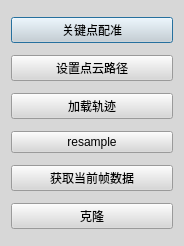
The window that qCC/slam/CSlamLadirDialog.ui (alex-kity/optimization-Registration) describes before a commit, drawn with Qt 5.
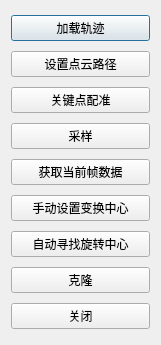
The same window after the commit.

Patch:
```diff
--- a/qCC/slam/CSlamLadirDialog.ui
+++ b/qCC/slam/CSlamLadirDialog.ui
@@ -6,37 +6,23 @@
    <rect>
     <x>0</x>
     <y>0</y>
-    <width>184</width>
-    <height>246</height>
+    <width>161</width>
+    <height>345</height>
    </rect>
   </property>
   <property name="maximumSize">
    <size>
     <width>16777215</width>
-    <height>277</height>
+    <height>345</height>
    </size>
   </property>
   <property name="windowTitle">
    <string>Dialog</string>
   </property>
   <property name="styleSheet">
-   <string notr="true">background-color: rgba(215, 215, 215,255);</string>
+   <string notr="true"/>
   </property>
   <layout class="QVBoxLayout" name="verticalLayout">
-   <item>
-    <widget class="QPushButton" name="pushButtonpointresi">
-     <property name="text">
-      <string>关键点配准</string>
-     </property>
-    </widget>
-   </item>
-   <item>
-    <widget class="QPushButton" name="setpointfile">
-     <property name="text">
-      <string>设置点云路径</string>
-     </property>
-    </widget>
-   </item>
    <item>
     <widget class="QPushButton" name="load_path">
      <property name="text">
@@ -44,10 +30,24 @@
      </property>
     </widget>
    </item>
+   <item>
+    <widget class="QPushButton" name="setpointfile">
+     <property name="text">
+      <string>设置点云路径</string>
+     </property>
+    </widget>
+   </item>
+   <item>
+    <widget class="QPushButton" name="pushButtonpointresi">
+     <property name="text">
+      <string>关键点配准</string>
+     </property>
+    </widget>
+   </item>
    <item>
     <widget class="QPushButton" name="pushButton_resample">
      <property name="text">
-      <string>resample</string>
+      <string>采样</string>
      </property>
     </widget>
    </item>
@@ -58,6 +58,20 @@
      </property>
     </widget>
    </item>
+   <item>
+    <widget class="QPushButton" name="pushButton">
+     <property name="text">
+      <string>手动设置变换中心</string>
+     </property>
+    </widget>
+   </item>
+   <item>
+    <widget class="QPushButton" name="btnAuto">
+     <property name="text">
+      <string>自动寻找旋转中心</string>
+     </property>
+    </widget>
+   </item>
    <item>
     <widget class="QPushButton" name="cloneBtn">
      <property name="text">
@@ -65,6 +79,13 @@
      </property>
     </widget>
    </item>
+   <item>
+    <widget class="QPushButton" name="btnclose">
+     <property name="text">
+      <string>关闭</string>
+     </property>
+    </widget>
+   </item>
   </layout>
  </widget>
  <resources/>
```
